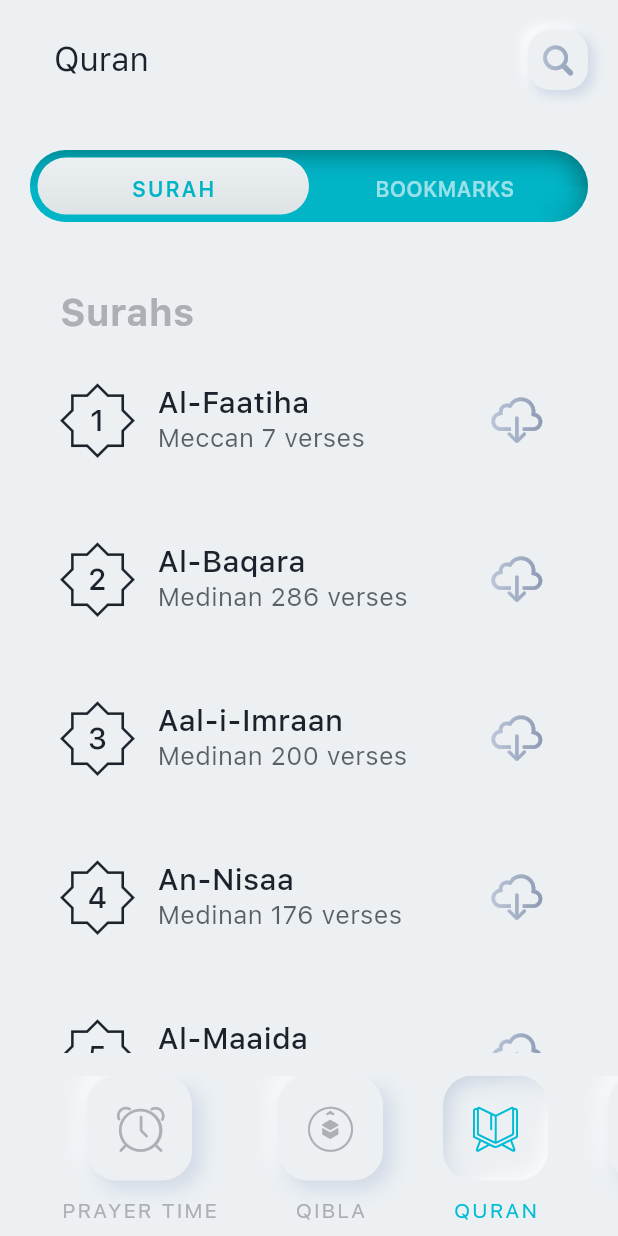
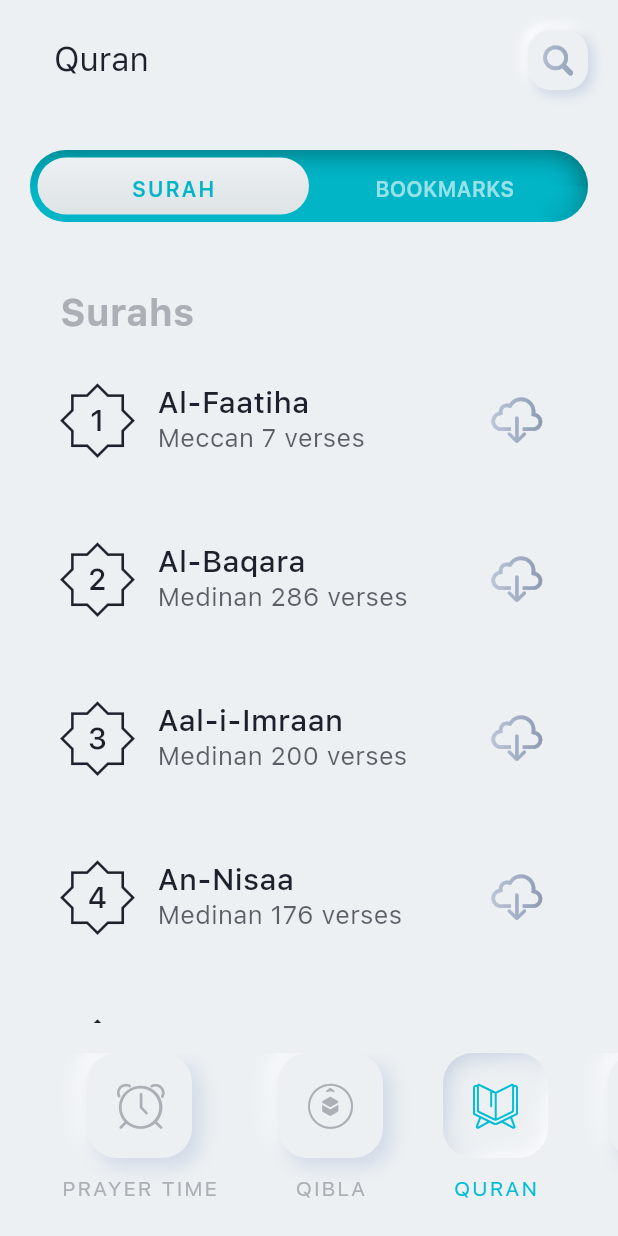
Before and after one commit to obadabaq/masjid-hub, a Flutter app: the Dashboard screen opened by its route, swiped to page 3, on a phone screen of 412 x 824 dp. Run offline on Flutter 3.47's test engine with Material 3 defaults, Android fonts, the phone set to English and light mode, and no system bars; drawn by our look-alikes of auto_size_text; our stand-ins replace adhan, audioplayers, awesome_notifications, card_swiper, cloud_firestore, csv and 22 more; missing offline and left inert: android_intent_plus, angles, arabic_numbers, flutter_cupertino_date_picker_fork, flutter_downloader, inner_shadow_container and 3 more; accounts and stored records are empty; network calls fail; statements that could not run were skipped.

Commit message:
increase Bottom bar padding

```diff
--- a/lib/common/dashboard/bottomNavigation.dart
+++ b/lib/common/dashboard/bottomNavigation.dart
@@ -37,8 +37,8 @@ class _CustomBottonNavigationState extends State<CustomBottonNavigation> {
 
     return AnimatedContainer(
       duration: const Duration(milliseconds: 500),
-      height: state.isNavBarVisible ? 122 : 50,
-      padding: EdgeInsets.only(top: 15, bottom: 5),
+      height: state.isNavBarVisible ? 142 : 70,
+      padding: EdgeInsets.symmetric(vertical: 20),
       decoration: BoxDecoration(
         color: Theme.of(context).colorScheme.background,
         boxShadow: !state.isNavBarVisible
```
